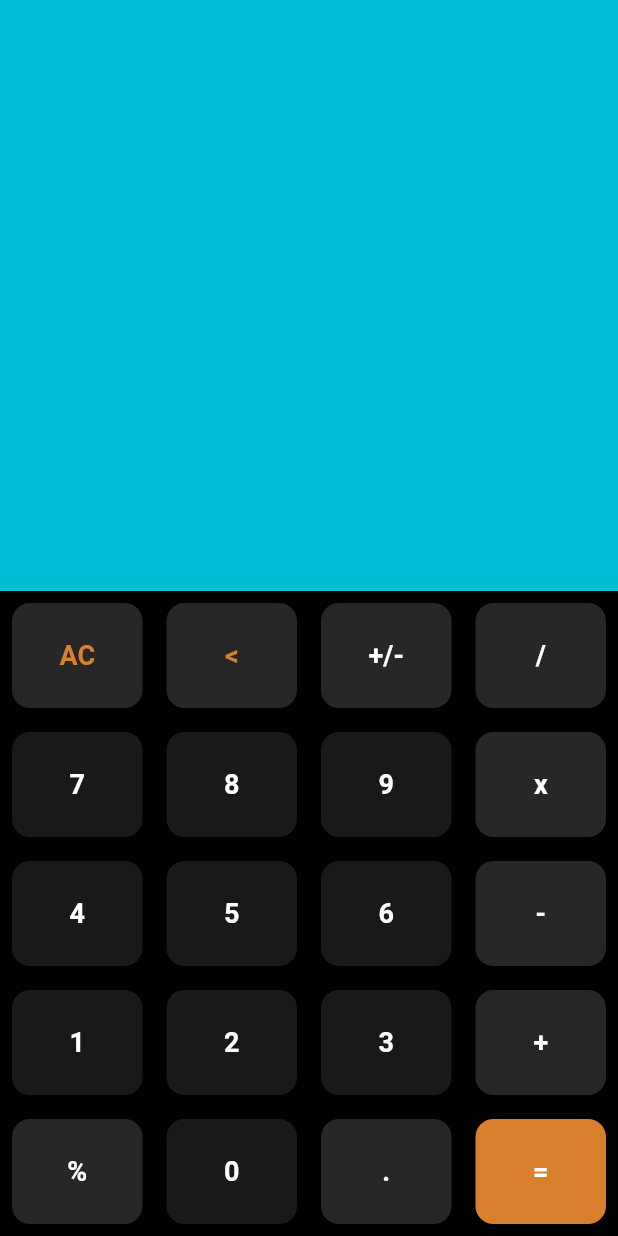
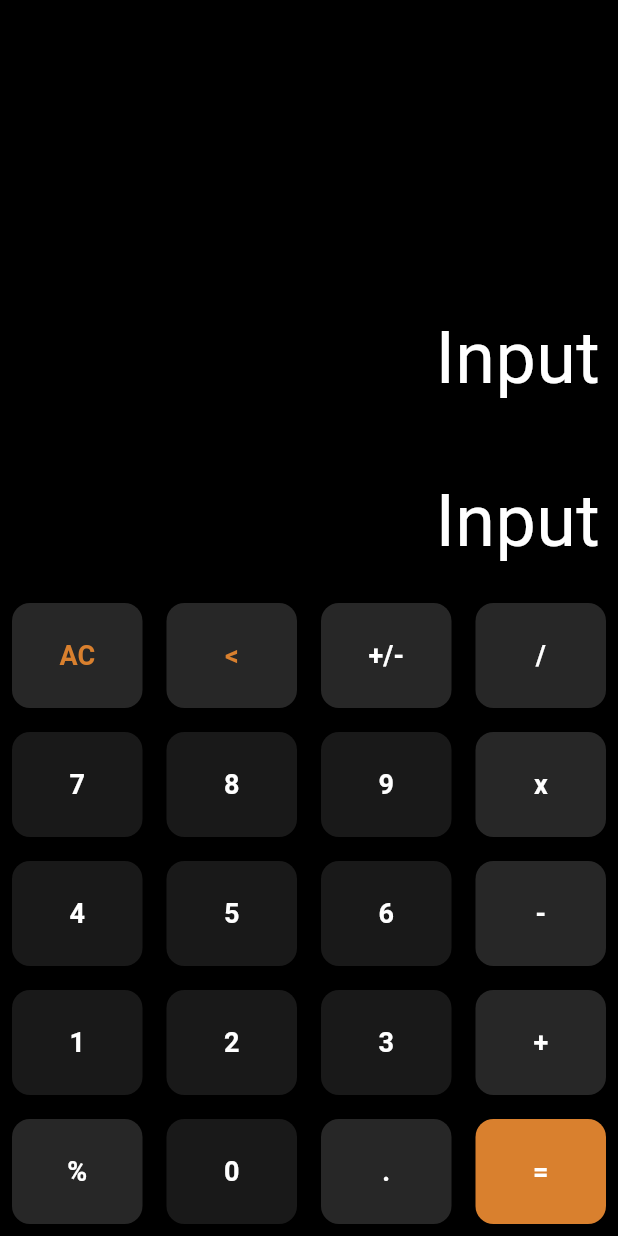
Before and after one commit to ArnabC27/calculator, a Flutter app: the screen it shows after launch, on a phone screen of 412 x 824 dp. Run offline on Flutter 3.47's test engine with Material 3 defaults, Android fonts, the phone set to English and light mode, and no system bars.

Commit message:
13.03.2024

```diff
--- a/lib/main.dart
+++ b/lib/main.dart
@@ -28,7 +28,31 @@ class _CalculatorAppState extends State<CalculatorApp> {
         children: [
           Expanded(
               child: Container(
-                color: Colors.cyan,
+                width: double.infinity,
+                padding: EdgeInsets.all(12.0),
+                child: Column(
+                  crossAxisAlignment: CrossAxisAlignment.end,
+                  mainAxisAlignment: MainAxisAlignment.end,
+                  children: [
+                    Text(
+                      'Input',
+                      style: TextStyle(
+                        fontSize: 48,
+                        color: Colors.white,
+                      ),
+                    ),
+                    SizedBox(
+                      height: 40,
+                    ),
+                    Text(
+                      'Input',
+                      style: TextStyle(
+                        fontSize: 48,
+                        color: Colors.white,
+                      ),
+                    ),
+                  ],
+                ),
               )
           ),
           Row(
```
